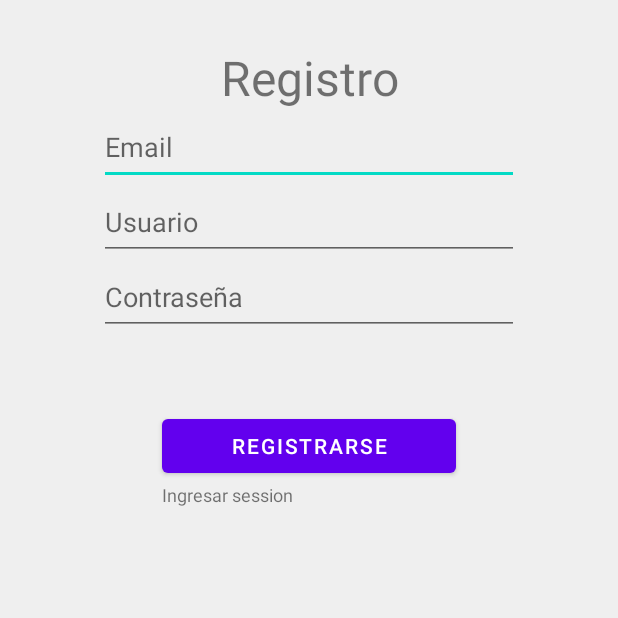
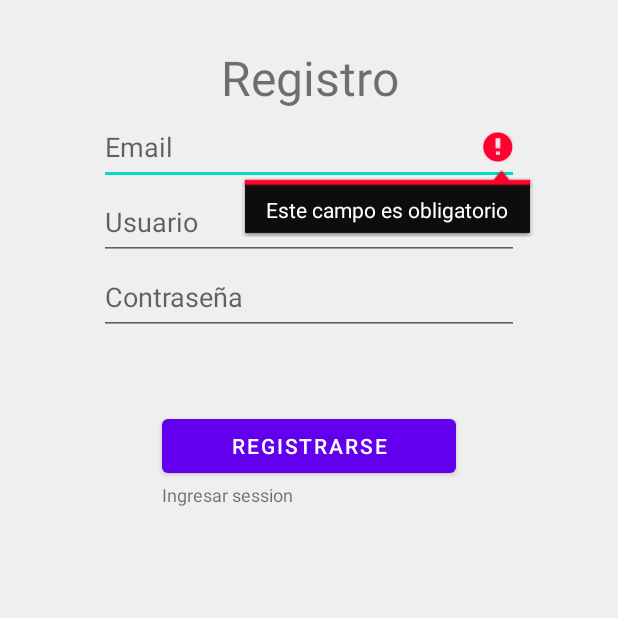
Before and after one commit to SalitaaCiisa/ProyectoMammonAndroid, an Android app: the Register screen opened directly, with no data from a screen before it, after a tap on "REGISTRARSE", on a phone screen of 412 x 824 dp, the top half of it. Run offline under Robolectric (Android 15) with nearby library versions, the phone set to English and light mode, and no system bars.

```diff
--- a/app/src/main/java/com/example/proyectomammon/Register.java
+++ b/app/src/main/java/com/example/proyectomammon/Register.java
@@ -3,7 +3,17 @@ package com.example.proyectomammon;
 import androidx.appcompat.app.AppCompatActivity;
 import androidx.appcompat.app.AppCompatDelegate;
 
+import android.content.Intent;
 import android.os.Bundle;
+import android.text.TextUtils;
+import android.view.View;
+import android.widget.Button;
+import android.widget.EditText;
+import android.widget.TextView;
+
+import org.w3c.dom.Text;
+
+import java.util.regex.Pattern;
 
 public class Register extends AppCompatActivity {
 
@@ -13,5 +23,64 @@ public class Register extends AppCompatActivity {
         setContentView(R.layout.activity_register);
 
         AppCompatDelegate.setDefaultNightMode(AppCompatDelegate.MODE_NIGHT_NO);
+
+        final TextView textIngresarSesion = (TextView) findViewById(R.id.textViewVolverLogin);
+        final Button boton_Registrar = findViewById(R.id.buttonRegistrarse);
+
+        boton_Registrar.setOnClickListener(new View.OnClickListener() {
+            @Override
+            public void onClick(View view) {
+                final TextView texto = findViewById(R.id.textView_Avisa_Validador);
+                if (validate_form()){
+                    texto.setText("Campos validados correctamente");
+                }
+            }
+        });
+    }
+
+    public void cambioActividad(View view){
+        Intent i = new Intent(getApplicationContext(), MainActivity.class);
+        startActivity(i);
+    }
+
+    public Boolean validate_form(){
+        EditText email_ETX = findViewById(R.id.email_ETX);
+        EditText username_ETX = findViewById(R.id.usuario_ETX);
+        EditText password_ETX = findViewById(R.id.password_ETX);
+
+        if(TextUtils.isEmpty(email_ETX.getText().toString())){
+            email_ETX.setError("Este campo es obligatorio");
+            return false;
+        }
+        else if(!Pattern.compile("^[\\w-\\.]+@([\\w-]+\\.)+[\\w-]{2,4}$").matcher(email_ETX.getText().toString()).find()){
+            email_ETX.setError("El formato del correo es incorrecto");
+            return false;
+        }
+        if(TextUtils.isEmpty(username_ETX.getText().toString())){
+            username_ETX.setError("Este campo es obligatorio");
+            return false;
+        }
+        else if(username_ETX.getText().toString().length() < 5){
+            username_ETX.setError("El largo del username no puede ser menor a 5 caracteres");
+            return false;
+        }
+        else if(!Pattern.compile("^([A-Za-z]{5,})$").matcher(username_ETX.getText().toString()).find()){
+            username_ETX.setError("El username debe contener solo letras");
+            return false;
+        }
+        if(TextUtils.isEmpty(password_ETX.getText().toString())){
+            password_ETX.setError("Este campo es obligatorio");
+            return false;
+        }
+        else if(password_ETX.getText().toString().length() < 8){
+            password_ETX.setError("El largo de la contraseña no puede ser menor a 8 caracteres");
+            return false;
+        }
+        else if(Pattern.compile("^(.{0,7}|[^0-9]*|[^A-Z]*|[^a-z]*|[a-zA-Z0-9]*)$").matcher(password_ETX.getText().toString()).find()){
+            password_ETX.setError("La contraseña debe contener una letra mayuscula, una minuscula, un numero y un caracter especial");
+            return false;
+        }
+
+        return true;
     }
 }
--- a/app/src/main/res/layout/activity_register.xml
+++ b/app/src/main/res/layout/activity_register.xml
@@ -38,7 +38,7 @@
                 android:layout_weight="1" />
 
             <EditText
-                android:id="@+id/email"
+                android:id="@+id/email_ETX"
                 android:layout_width="0px"
                 android:layout_height="50dp"
                 android:ems="10"
@@ -62,7 +62,7 @@
                 android:layout_weight="1" />
 
             <EditText
-                android:id="@+id/usuario"
+                android:id="@+id/usuario_ETX"
                 android:layout_width="0px"
                 android:layout_height="50dp"
                 android:ems="10"
@@ -87,7 +87,7 @@
                 android:layout_weight="1" />
 
             <EditText
-                android:id="@+id/password"
+                android:id="@+id/password_ETX"
                 android:layout_width="0px"
                 android:layout_height="50dp"
                 android:ems="10"
@@ -113,10 +113,10 @@
                 android:layout_weight="1" />
 
             <Button
-                android:id="@+id/buttonLogin"
+                android:id="@+id/buttonRegistrarse"
                 android:layout_width="0px"
                 android:layout_height="wrap_content"
-                android:onClick="cambioActividad"
+                android:onClick="adsad"
                 android:text="Registrarse"
                 android:layout_weight="2"/>
 
@@ -140,6 +140,7 @@
                 android:id="@+id/textViewVolverLogin"
                 android:layout_width="0px"
                 android:layout_height="wrap_content"
+                android:onClick="cambioActividad"
                 android:text="Ingresar session"
                 android:textSize="12sp"
                 android:layout_weight="2"/>
@@ -149,5 +150,32 @@
             android:layout_height="wrap_content"
             android:layout_weight="1" />
         </LinearLayout>
+
+        <LinearLayout
+            android:layout_width="match_parent"
+            android:layout_height="wrap_content"
+            android:orientation="horizontal"
+            android:paddingTop="100px">
+
+            <Space
+                android:layout_width="0px"
+                android:layout_height="wrap_content"
+                android:layout_weight="1" />
+
+            <TextView
+                android:id="@+id/textView_Avisa_Validador"
+                android:layout_width="0px"
+                android:layout_height="wrap_content"
+                android:onClick="cambioActividad"
+                android:text=""
+                android:textSize="24sp"
+                android:textAlignment="center"
+                android:layout_weight="6"/>
+
+            <Space
+                android:layout_width="0px"
+                android:layout_height="wrap_content"
+                android:layout_weight="1" />
+        </LinearLayout>
     </LinearLayout>
 </androidx.constraintlayout.widget.ConstraintLayout>
```
Also changed, not shown: app/src/main/java/com/example/proyectomammon/MainActivity.java (+44 -2 lines), app/src/main/res/layout/activity_main.xml (+4 -3 lines).
